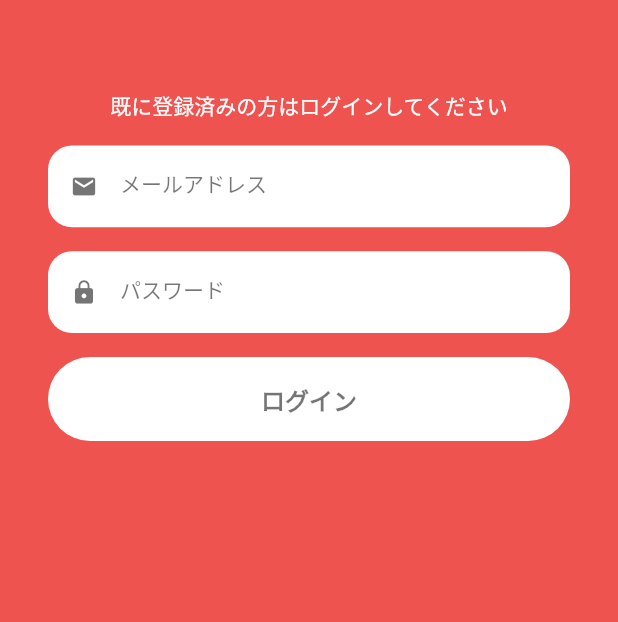
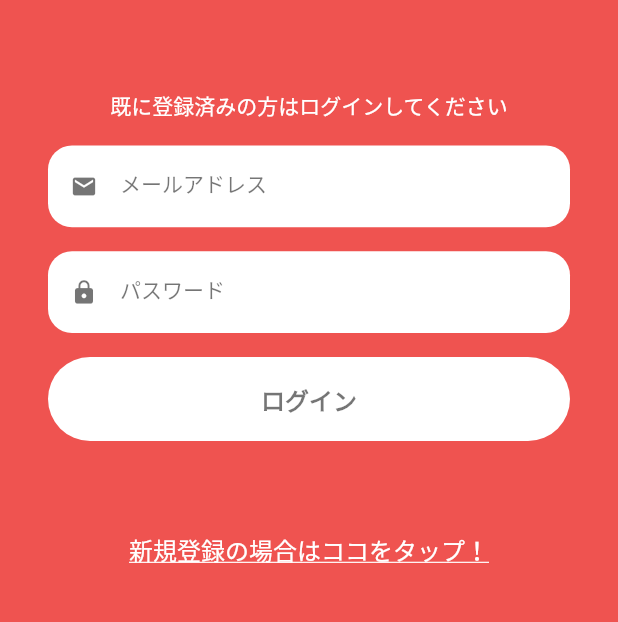
Before and after one commit to agora-creation/in_market_user_app, a Flutter app: the screen it shows after launch, after a tap on "ログイン", on a phone screen of 412 x 824 dp, the part 213-835 px from its top. Run offline on Flutter 3.47's test engine with Material 2 defaults, Android fonts, the phone set to English and light mode, and no system bars; our stand-ins replace flutter_spinkit; Roboto replaces fonts that are missing (SourceHanSans-Bold, SourceHanSans-Regular).

Commit message:
shimamura commit

```diff
--- a/lib/screens/login.dart
+++ b/lib/screens/login.dart
@@ -1,5 +1,11 @@
 import 'package:flutter/material.dart';
 import 'package:flutter/services.dart';
+import 'package:in_market_user_app/helpers/functions.dart';
+import 'package:in_market_user_app/screens/regist.dart';
+import 'package:in_market_user_app/widgets/custom_text_form_field.dart';
+import 'package:in_market_user_app/widgets/link_button.dart';
+import 'package:in_market_user_app/widgets/login_title.dart';
+import 'package:in_market_user_app/widgets/round_lg_button.dart';
 
 class LoginScreen extends StatefulWidget {
   const LoginScreen({Key? key}) : super(key: key);
@@ -9,8 +15,8 @@ class LoginScreen extends StatefulWidget {
 }
 
 class _LoginScreenState extends State<LoginScreen> {
-  TextEditingController email = TextEditingController();
-  TextEditingController password = TextEditingController();
+  TextEditingController emailController = TextEditingController();
+  TextEditingController passwordController = TextEditingController();
 
   @override
   Widget build(BuildContext context) {
@@ -30,26 +36,7 @@ class _LoginScreenState extends State<LoginScreen> {
               child: Column(
                 children: [
                   const SizedBox(height: 80),
-                  Column(
-                    children: const [
-                      Text(
-                        'InMarket',
-                        style: TextStyle(
-                          color: Colors.white,
-                          fontSize: 32,
-                          fontWeight: FontWeight.bold,
-                          fontFamily: 'SourceHanSans-Bold',
-                        ),
-                      ),
-                      Text(
-                        '- 買う人用 -',
-                        style: TextStyle(
-                          color: Colors.white,
-                          fontSize: 16.0,
-                        ),
-                      ),
-                    ],
-                  ),
+                  const LoginTitle(),
                   const SizedBox(height: 60),
                   Column(
                     children: [
@@ -61,127 +48,40 @@ class _LoginScreenState extends State<LoginScreen> {
                         ),
                       ),
                       const SizedBox(height: 16),
-                      TextFormField(
-                        controller: email,
-                        obscureText: false,
-                        keyboardType: TextInputType.name,
-                        maxLines: 1,
-                        style: const TextStyle(
-                          color: Colors.black54,
-                          fontSize: 14,
-                        ),
-                        cursorColor: Colors.white,
-                        decoration: InputDecoration(
-                          labelText: 'メールアドレス',
-                          fillColor: Colors.white,
-                          prefixIcon: const Icon(
-                            Icons.email,
-                            size: 18,
-                            color: Colors.black54,
-                          ),
-                          filled: true,
-                          enabledBorder: UnderlineInputBorder(
-                            borderRadius: BorderRadius.circular(16),
-                            borderSide: BorderSide.none,
-                          ),
-                          focusedBorder: OutlineInputBorder(
-                            borderRadius: BorderRadius.circular(16),
-                            borderSide: BorderSide.none,
-                          ),
-                          labelStyle: const TextStyle(color: Colors.black54),
-                          focusColor: Colors.black54,
-                        ),
+                      CustomTextFormField(
+                        controller: emailController,
+                        keyboardType: TextInputType.emailAddress,
+                        labelText: 'メールアドレス',
+                        iconData: Icons.email,
                       ),
                       const SizedBox(height: 16),
-                      TextFormField(
-                        controller: password,
-                        obscureText: false,
-                        keyboardType: TextInputType.name,
-                        maxLines: 1,
-                        style: const TextStyle(
-                          color: Colors.black54,
-                          fontSize: 14,
-                        ),
-                        cursorColor: Colors.white,
-                        decoration: InputDecoration(
-                          labelText: 'パスワード',
-                          fillColor: Colors.white,
-                          prefixIcon: const Icon(
-                            Icons.lock,
-                            size: 18,
-                            color: Colors.black54,
-                          ),
-                          filled: true,
-                          enabledBorder: UnderlineInputBorder(
-                            borderRadius: BorderRadius.circular(16),
-                            borderSide: BorderSide.none,
-                          ),
-                          focusedBorder: OutlineInputBorder(
-                            borderRadius: BorderRadius.circular(16),
-                            borderSide: BorderSide.none,
-                          ),
-                          labelStyle: const TextStyle(color: Colors.black54),
-                          focusColor: Colors.black54,
-                        ),
+                      CustomTextFormField(
+                        controller: passwordController,
+                        obscureText: true,
+                        keyboardType: TextInputType.visiblePassword,
+                        labelText: 'パスワード',
+                        iconData: Icons.lock,
                       ),
                       const SizedBox(height: 16),
-                      SizedBox(
-                        width: double.infinity,
-                        child: TextButton(
-                          onPressed: () {},
-                          style: TextButton.styleFrom(
-                            backgroundColor: Colors.white,
-                            shape: const StadiumBorder(),
-                            padding: const EdgeInsets.symmetric(vertical: 16),
-                          ),
-                          child: const Text(
-                            'ログイン',
-                            style: TextStyle(
-                              color: Colors.black54,
-                              fontSize: 16,
-                              fontWeight: FontWeight.bold,
-                              fontFamily: 'SourceHanSans-Bold',
-                            ),
-                          ),
-                        ),
+                      RoundLgButton(
+                        labelText: 'ログイン',
+                        labelColor: Colors.black54,
+                        backgroundColor: Colors.white,
+                        onPressed: () {},
                       ),
+                      const SizedBox(height: 60),
+                      LinkButton(
+                        labelText: '新規登録の場合はココをタップ！',
+                        onTap: () {
+                          nextScreen(context, const RegistScreen());
+                        },
+                      ),
+                      const SizedBox(height: 60),
                     ],
                   ),
                 ],
               ),
             ),
-            // child: Center(
-            //   child: Column(
-            //     mainAxisAlignment: MainAxisAlignment.spaceAround,
-            //     children: [
-            //       Column(
-            //         mainAxisAlignment: MainAxisAlignment.center,
-            //         children: const [
-            //           Text(
-            //             'InMarket',
-            //             style: TextStyle(
-            //               color: Colors.white,
-            //               fontSize: 32,
-            //               fontWeight: FontWeight.bold,
-            //               fontFamily: 'SourceHanSans-Bold',
-            //             ),
-            //           ),
-            //           Text(
-            //             '- 買う人用 -',
-            //             style: TextStyle(
-            //               color: Colors.white,
-            //               fontSize: 16.0,
-            //             ),
-            //           ),
-            //         ],
-            //       ),
-            //       const SpinKitPouringHourGlass(
-            //         color: Colors.white,
-            //         size: 40,
-            //       )
-            //     ],
-            //   ),
-            // ),
           ),
         ),
       ),
--- a/lib/screens/splash.dart
+++ b/lib/screens/splash.dart
@@ -2,9 +2,10 @@ import 'dart:async';
 
 import 'package:flutter/material.dart';
 import 'package:flutter/services.dart';
-import 'package:flutter_spinkit/flutter_spinkit.dart';
 import 'package:in_market_user_app/helpers/functions.dart';
 import 'package:in_market_user_app/screens/login.dart';
+import 'package:in_market_user_app/widgets/loading.dart';
+import 'package:in_market_user_app/widgets/login_title.dart';
 
 class SplashScreen extends StatefulWidget {
   const SplashScreen({Key? key}) : super(key: key);
@@ -41,32 +42,9 @@ class _SplashScreenState extends State<SplashScreen> {
             child: Center(
               child: Column(
                 mainAxisAlignment: MainAxisAlignment.spaceAround,
-                children: [
-                  Column(
-                    mainAxisAlignment: MainAxisAlignment.center,
-                    children: const [
-                      Text(
-                        'InMarket',
-                        style: TextStyle(
-                          color: Colors.white,
-                          fontSize: 32,
-                          fontWeight: FontWeight.bold,
-                          fontFamily: 'SourceHanSans-Bold',
-                        ),
-                      ),
-                      Text(
-                        '- 買う人用 -',
-                        style: TextStyle(
-                          color: Colors.white,
-                          fontSize: 16.0,
-                        ),
-                      ),
-                    ],
-                  ),
-                  const SpinKitPouringHourGlass(
-                    color: Colors.white,
-                    size: 40,
-                  )
+                children: const [
+                  LoginTitle(),
+                  Loading(),
                 ],
               ),
             ),
--- /dev/null
+++ b/lib/widgets/custom_text_form_field.dart
@@ -0,0 +1,55 @@
+import 'package:flutter/material.dart';
+
+class CustomTextFormField extends StatelessWidget {
+  final TextEditingController? controller;
+  final bool? obscureText;
+  final TextInputType? keyboardType;
+  final String? labelText;
+  final IconData? iconData;
+
+  const CustomTextFormField({
+    this.controller,
+    this.obscureText,
+    this.keyboardType,
+    this.labelText,
+    this.iconData,
+    Key? key,
+  }) : super(key: key);
+
+  @override
+  Widget build(BuildContext context) {
+    return TextFormField(
+      controller: controller,
+      obscureText: obscureText ?? false,
+      keyboardType: keyboardType,
+      maxLines: 1,
+      style: const TextStyle(
+        color: Colors.black54,
+        fontSize: 14,
+      ),
+      cursorColor: Colors.white,
+      decoration: InputDecoration(
+        labelText: labelText,
+        fillColor: Colors.white,
+        prefixIcon: iconData != null
+            ? Icon(
+                iconData,
+                size: 18,
+                color: Colors.black54,
+              )
+            : null,
+        filled: true,
+        enabledBorder: UnderlineInputBorder(
+          borderRadius: BorderRadius.circular(16),
+          borderSide: BorderSide.none,
+        ),
+        focusedBorder: OutlineInputBorder(
+          borderRadius: BorderRadius.circular(16),
+          borderSide: BorderSide.none,
+        ),
+        labelStyle: const TextStyle(color: Colors.black54),
+        focusColor: Colors.black54,
+      ),
+    );
+  }
+}
--- /dev/null
+++ b/lib/widgets/link_button.dart
@@ -0,0 +1,27 @@
+import 'package:flutter/material.dart';
+
+class LinkButton extends StatelessWidget {
+  final String? labelText;
+  final Function()? onTap;
+
+  const LinkButton({
+    this.labelText,
+    this.onTap,
+    Key? key,
+  }) : super(key: key);
+
+  @override
+  Widget build(BuildContext context) {
+    return GestureDetector(
+      onTap: onTap,
+      child: Text(
+        labelText ?? '',
+        style: const TextStyle(
+          color: Colors.white,
+          fontSize: 16,
+          decoration: TextDecoration.underline,
+        ),
+      ),
+    );
+  }
+}
--- /dev/null
+++ b/lib/widgets/loading.dart
@@ -0,0 +1,14 @@
+import 'package:flutter/material.dart';
+import 'package:flutter_spinkit/flutter_spinkit.dart';
+
+class Loading extends StatelessWidget {
+  const Loading({Key? key}) : super(key: key);
+
+  @override
+  Widget build(BuildContext context) {
+    return const SpinKitPouringHourGlass(
+      color: Colors.white,
+      size: 40,
+    );
+  }
+}
--- /dev/null
+++ b/lib/widgets/login_title.dart
@@ -0,0 +1,30 @@
+import 'package:flutter/material.dart';
+
+class LoginTitle extends StatelessWidget {
+  const LoginTitle({Key? key}) : super(key: key);
+
+  @override
+  Widget build(BuildContext context) {
+    return Column(
+      mainAxisAlignment: MainAxisAlignment.center,
+      children: const [
+        Text(
+          'InMarket',
+          style: TextStyle(
+            color: Colors.white,
+            fontSize: 32,
+            fontWeight: FontWeight.bold,
+            fontFamily: 'SourceHanSans-Bold',
+          ),
+        ),
+        Text(
+          '- 買う人用 -',
+          style: TextStyle(
+            color: Colors.white,
+            fontSize: 16.0,
+          ),
+        ),
+      ],
+    );
+  }
+}
--- /dev/null
+++ b/lib/widgets/round_lg_button.dart
@@ -0,0 +1,45 @@
+import 'package:flutter/material.dart';
+
+class RoundLgButton extends StatelessWidget {
+  final String? labelText;
+  final Color? labelColor;
+  final Color? backgroundColor;
+  final Color? borderColor;
+  final Function()? onPressed;
+
+  const RoundLgButton({
+    this.labelText,
+    this.labelColor,
+    this.backgroundColor,
+    this.borderColor,
+    this.onPressed,
+    Key? key,
+  }) : super(key: key);
+
+  @override
+  Widget build(BuildContext context) {
+    return SizedBox(
+      width: double.infinity,
+      child: TextButton(
+        onPressed: onPressed,
+        style: TextButton.styleFrom(
+          backgroundColor: backgroundColor,
+          side: borderColor != null
+              ? BorderSide(color: borderColor ?? const Color(0xFF000000))
+              : null,
+          shape: const StadiumBorder(),
+          padding: const EdgeInsets.symmetric(vertical: 16),
+        ),
+        child: Text(
+          labelText ?? '',
+          style: TextStyle(
+            color: labelColor,
+            fontSize: 16,
+            fontWeight: FontWeight.bold,
+            fontFamily: 'SourceHanSans-Bold',
+          ),
+        ),
+      ),
+    );
+  }
+}
```
Also changed, not shown: lib/screens/regist.dart (added, +144 -0 lines), lib/widgets/icon_label.dart (added, +29 -0 lines).
